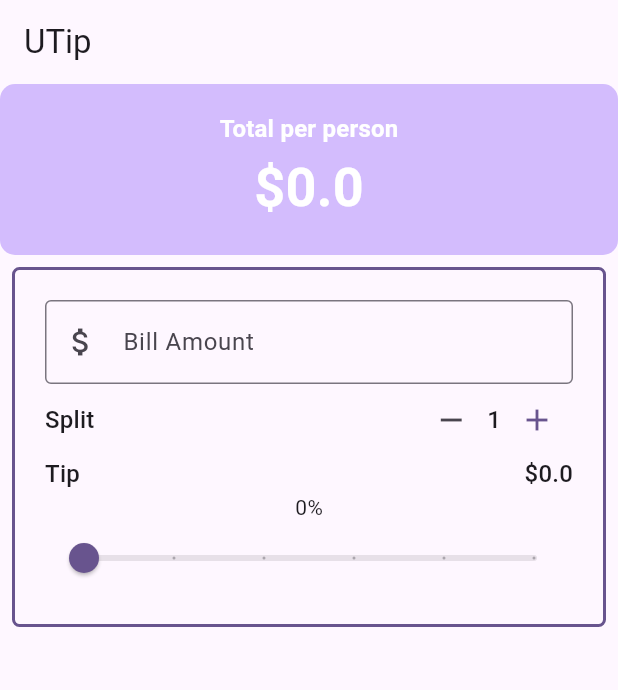
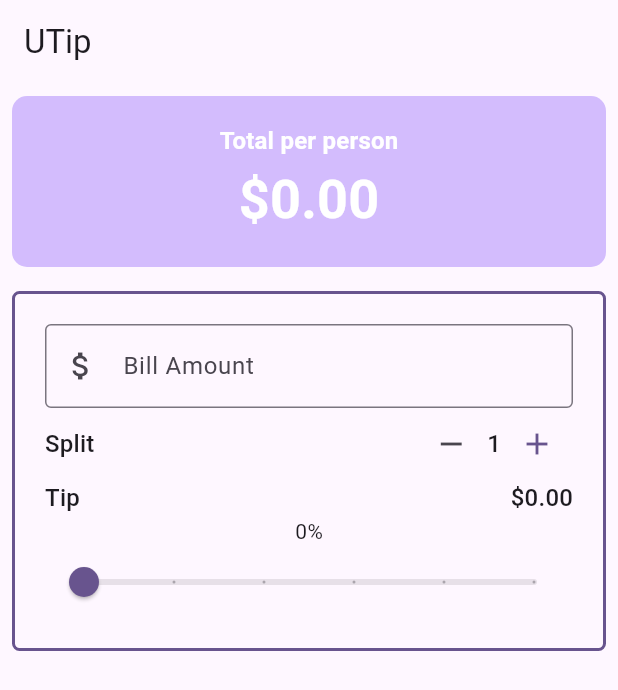
Before and after one commit to KazukiYoshida24/utip, a Flutter app: the screen it shows after launch, on a phone screen of 412 x 824 dp. Shown: the top 690 px of the screen. Run offline on Flutter 3.47's test engine with Material 3 defaults, Android fonts, the phone set to English and light mode, and no system bars.

Commit message:
Refactor widgets final

```diff
--- a/lib/main.dart
+++ b/lib/main.dart
@@ -1,9 +1,9 @@
 import 'package:flutter/material.dart';
-import 'package:flutter/rendering.dart';
-import 'package:flutter/widgets.dart';
 import 'package:utip/widgets/bill_amount_field.dart';
 import 'package:utip/widgets/person_counter.dart';
+import 'package:utip/widgets/tip_row.dart';
 import 'package:utip/widgets/tip_slider.dart';
+import 'package:utip/widgets/total_per_person.dart';
 
 void main() {
   runApp(const MyApp());
@@ -80,23 +80,7 @@ class _UTipState extends State<UTip> {
       body: Column(
         crossAxisAlignment: CrossAxisAlignment.stretch,
         children: [
-          Container(
-              padding: const EdgeInsets.all(18),
-              decoration: BoxDecoration(
-                  color: Theme.of(context).colorScheme.inversePrimary,
-                  borderRadius: BorderRadius.circular(10)),
-              child: Column(
-                children: [
-                  Text("Total per person", style: style),
-                  Text(
-                    "\$$total",
-                    style: style.copyWith(
-                      color: theme.colorScheme.onPrimary,
-                      fontSize: theme.textTheme.displaySmall?.fontSize,
-                    ),
-                  ),
-                ],
-              )),
+          TotalPerPerson(style: style, total: total, theme: theme),
           Padding(
             padding: const EdgeInsets.all(8.0),
             child: Container(
@@ -117,34 +101,13 @@ class _UTipState extends State<UTip> {
                     },
                   ),
                   // Split Bill area
-                  Row(
-                    mainAxisAlignment: MainAxisAlignment.spaceBetween,
-                    children: [
-                      Text(
-                        'Split',
-                        style: theme.textTheme.titleMedium,
-                      ),
-                      PersonCounter(
-                        personCount: _personCount,
-                        theme: theme,
-                        onDecrement: decrement,
-                        onIncrement: increment,
-                      ),
-                    ],
+                  PersonCounter(
+                    personCount: _personCount,
+                    theme: theme,
+                    onDecrement: decrement,
+                    onIncrement: increment,
                   ),
-                  Row(
-                    mainAxisAlignment: MainAxisAlignment.spaceBetween,
-                    children: [
-                      Text(
-                        'Tip',
-                        style: theme.textTheme.titleMedium,
-                      ),
-                      Text(
-                        "\$$totalT",
-                        style: theme.textTheme.titleMedium,
-                      ),
-                    ],
-                  ),
+                  TipRow(theme: theme, totalT: totalT),
                   Text('${(_tipPercentage * 100).round()}%'),
                   TipSlider(
                     tipPercentage: _tipPercentage,
--- a/lib/widgets/person_counter.dart
+++ b/lib/widgets/person_counter.dart
@@ -17,6 +17,13 @@ class PersonCounter extends StatelessWidget {
   @override
   Widget build(BuildContext context) {
     return Row(
+      mainAxisAlignment: MainAxisAlignment.spaceBetween,
+      children: [
+        Text(
+          'Split',
+          style: theme.textTheme.titleMedium,
+        ),
+        Row(
           children: [
             IconButton(onPressed: onDecrement, icon: const Icon(Icons.remove)),
             Text(
@@ -28,6 +35,8 @@ class PersonCounter extends StatelessWidget {
                 onPressed: onIncrement,
                 icon: const Icon(Icons.add)),
           ],
+        ),
+      ],
     );
   }
 }
--- /dev/null
+++ b/lib/widgets/tip_row.dart
@@ -0,0 +1,30 @@
+import 'package:flutter/material.dart';
+
+class TipRow extends StatelessWidget {
+  const TipRow({
+    super.key,
+    required this.theme,
+    required this.totalT,
+  });
+
+  final ThemeData theme;
+  final double totalT;
+
+  @override
+  Widget build(BuildContext context) {
+    return Row(
+      mainAxisAlignment: MainAxisAlignment.spaceBetween,
+      children: [
+        Text(
+          'Tip',
+          style: theme.textTheme.titleMedium,
+        ),
+        // const SizedBox(width: 8), // スペースを入れるためのSizedBoxを追加
+        Text(
+          "\$${totalT.toStringAsFixed(2)}",
+          style: theme.textTheme.titleMedium,
+        ),
+      ],
+    );
+  }
+}
--- /dev/null
+++ b/lib/widgets/total_per_person.dart
@@ -0,0 +1,38 @@
+import 'package:flutter/material.dart';
+
+class TotalPerPerson extends StatelessWidget {
+  const TotalPerPerson({
+    super.key,
+    required this.style,
+    required this.total,
+    required this.theme,
+  });
+
+  final TextStyle style;
+  final double total;
+  final ThemeData theme;
+
+  @override
+  Widget build(BuildContext context) {
+    return Padding(
+      padding: const EdgeInsets.all(8.0),
+      child: Container(
+          padding: const EdgeInsets.all(18),
+          decoration: BoxDecoration(
+              color: Theme.of(context).colorScheme.inversePrimary,
+              borderRadius: BorderRadius.circular(10)),
+          child: Column(
+            children: [
+              Text("Total per person", style: style),
+              Text(
+                "\$${total.toStringAsFixed(2)}",
+                style: style.copyWith(
+                  color: theme.colorScheme.onPrimary,
+                  fontSize: theme.textTheme.displaySmall?.fontSize,
+                ),
+              ),
+            ],
+          )),
+    );
+  }
+}
```
Lines whose indentation alone changed are shown as unchanged.
